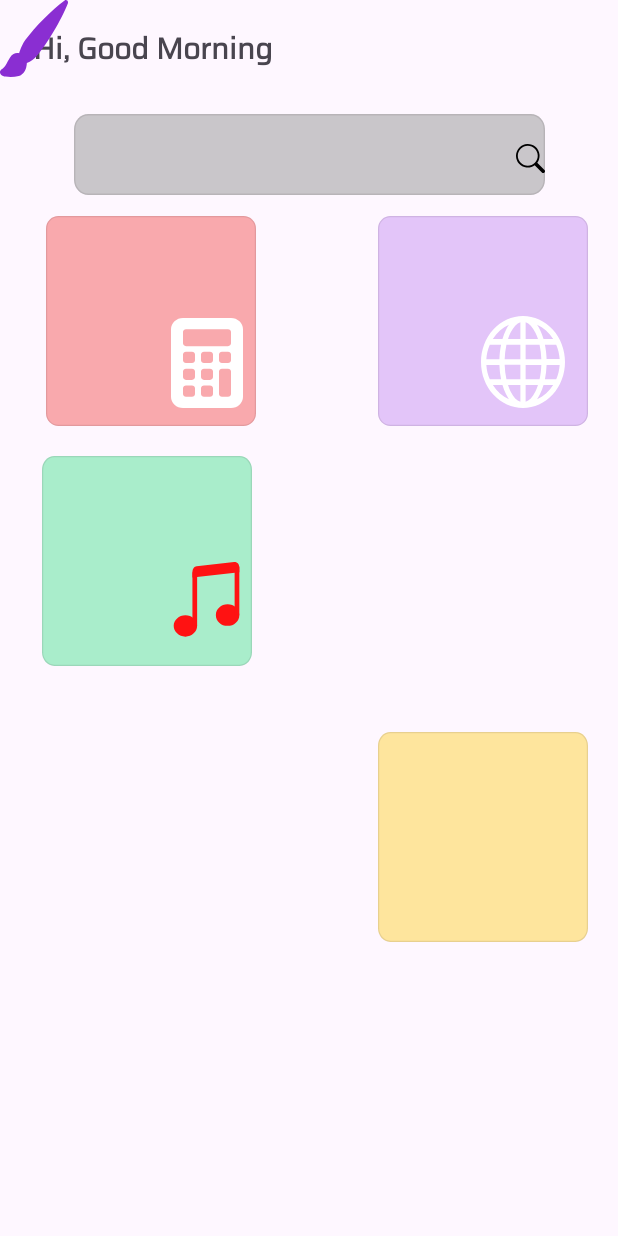
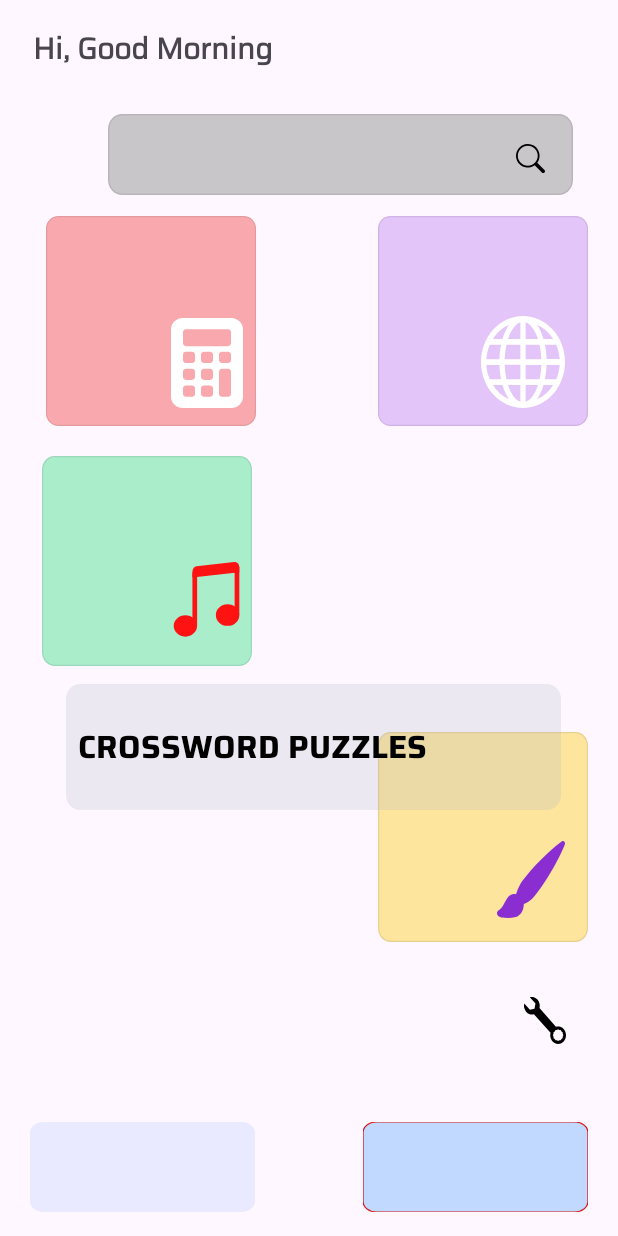
Before and after one commit to KhanhLinh2803/64131172_AndroidProgramming, an Android app: the HomePage screen opened directly, with no data from a screen before it, on a phone screen of 412 x 824 dp. Run offline under Robolectric (Android 15) with nearby library versions, the phone set to English and light mode, and no system bars.

Commit message:
xong khung

```diff
--- /dev/null
+++ b/LT_Figma/app/src/main/res/drawable/bgkhung1.xml
@@ -0,0 +1,15 @@
+<vector xmlns:android="http://schemas.android.com/apk/res/android"
+    android:width="169dp"
+    android:height="84dp"
+    android:viewportWidth="169"
+    android:viewportHeight="84">
+    <group>
+        <path
+            android:fillColor="#3D0074FF"
+            android:pathData="M0 10c0-5.52 4.48-10 10-10h149c5.52 0 10 4.48 10 10v64c0 5.52-4.48 10-10 10h-149c-5.52 0-10-4.48-10-10z"/>
+        <path
+            android:strokeColor="#FFD71717"
+            android:strokeWidth="1"
+            android:pathData="M0 10c0-5.52 4.48-10 10-10h149c5.52 0 10 4.48 10 10v64c0 5.52-4.48 10-10 10h-149c-5.52 0-10-4.48-10-10z"/>
+    </group>
+</vector>
--- /dev/null
+++ b/LT_Figma/app/src/main/res/drawable/bgkhung2.xml
@@ -0,0 +1,9 @@
+<vector xmlns:android="http://schemas.android.com/apk/res/android"
+    android:width="169dp"
+    android:height="84dp"
+    android:viewportWidth="169"
+    android:viewportHeight="84">
+    <path
+        android:fillColor="#FFE9E9FF"
+        android:pathData="M0 10c0-5.52 4.48-10 10-10h149c5.52 0 10 4.48 10 10v64c0 5.52-4.48 10-10 10h-149c-5.52 0-10-4.48-10-10z"/>
+</vector>
--- /dev/null
+++ b/LT_Figma/app/src/main/res/drawable/bgkhung3.xml
@@ -0,0 +1,9 @@
+<vector xmlns:android="http://schemas.android.com/apk/res/android"
+    android:width="356dp"
+    android:height="84dp"
+    android:viewportWidth="356"
+    android:viewportHeight="84">
+    <path
+        android:fillColor="#3DAFB9C5"
+        android:pathData="M0 10c0-5.52 4.48-10 10-10h336c5.52 0 10 4.48 10 10v64c0 5.52-4.48 10-10 10h-336c-5.52 0-10-4.48-10-10z"/>
+</vector>
--- /dev/null
+++ b/LT_Figma/app/src/main/res/drawable/imgkhung3.xml
@@ -0,0 +1,11 @@
+<vector xmlns:android="http://schemas.android.com/apk/res/android"
+    android:width="28dp"
+    android:height="31dp"
+    android:viewportWidth="28"
+    android:viewportHeight="31">
+    <group>
+        <path
+            android:fillColor="#FF000000"
+            android:pathData="M0.18 4.3c-0.24 1-0.24 2.03 0 3.02C0.42 8.3 0.9 9.2 1.54 9.92c0.66 0.72 1.47 1.24 2.36 1.5 0.89 0.27 1.82 0.27 2.71 0l11.1 12.12c-0.23 0.87-0.27 1.78-0.13 2.67 0.15 0.9 0.48 1.73 0.96 2.46 0.5 0.72 1.13 1.3 1.86 1.71 0.73 0.4 1.53 0.62 2.35 0.62 0.75 0 1.5-0.18 2.18-0.53 0.68-0.35 1.3-0.85 1.78-1.48 0.5-0.63 0.86-1.37 1.07-2.17 0.21-0.8 0.27-1.64 0.16-2.47-0.1-0.82-0.38-1.6-0.78-2.3-0.41-0.71-0.95-1.3-1.58-1.75-0.64-0.45-1.35-0.75-2.1-0.87-0.74-0.11-1.5-0.05-2.22 0.18L10.32 7.33c0.24-0.99 0.24-2.03 0-3.01-0.24-1-0.7-1.9-1.36-2.61C8.31 0.98 7.5 0.46 6.61 0.2c-0.9-0.27-1.83-0.27-2.72 0l3.75 4.14L7 7.75l-3.07 0.7-3.75-4.14Zm23.4 17.48l0.92 0.05 0.5 0.86 0.78 0.56 0.05 1.02 0.42 0.92-0.42 0.91-0.05 1.02L25 27.68l-0.5 0.86-0.93 0.05-0.82 0.47-0.82-0.47L21 28.54l-0.5-0.86-0.78-0.55-0.05-1.03-0.42-0.91 0.42-0.92 0.05-1.02 0.78-0.56 0.5-0.86 0.93-0.05 0.82-0.47 0.82 0.47Z"/>
+    </group>
+</vector>
--- a/LT_Figma/app/src/main/res/layout/activity_home_page.xml
+++ b/LT_Figma/app/src/main/res/layout/activity_home_page.xml
@@ -23,20 +23,22 @@
 
     <!-- Biểu tượng kính lúp -->
 
+
     <EditText
         android:id="@+id/etSearch"
-        android:layout_width="314dp"
+        android:layout_width="310dp"
         android:layout_height="54dp"
         android:layout_marginTop="76dp"
+        android:layout_marginRight="30dp"
         android:layout_weight="1"
         android:background="@drawable/bgtimkiem"
         android:padding="8dp"
         android:singleLine="true"
         android:textSize="16sp"
         app:layout_constraintEnd_toEndOf="parent"
+        app:layout_constraintHorizontal_bias="1.0"
         app:layout_constraintStart_toStartOf="parent"
         app:layout_constraintTop_toTopOf="parent" />
-
 
     <ImageView
         android:id="@+id/imageView2"
@@ -130,8 +132,63 @@
         android:id="@+id/imageView11"
         android:layout_width="wrap_content"
         android:layout_height="wrap_content"
-        app:srcCompat="@drawable/imgpain"
-        tools:layout_editor_absoluteX="285dp"
-        tools:layout_editor_absoluteY="381dp" />
+        android:layout_marginBottom="212dp"
+        app:layout_constraintBottom_toBottomOf="parent"
+        app:layout_constraintEnd_toEndOf="parent"
+        app:layout_constraintHorizontal_bias="0.904"
+        app:layout_constraintStart_toStartOf="parent"
+        app:srcCompat="@drawable/imgpain" />
+
+    <EditText
+        android:id="@+id/search2"
+        android:layout_width="330dp"
+        android:layout_height="84dp"
+        android:layout_marginTop="456dp"
+        android:layout_weight="1"
+        android:background="@drawable/bgkhung3"
+        android:fontFamily="@font/saira_bold"
+        android:padding="8dp"
+        android:singleLine="true"
+        android:text="CROSSWORD PUZZLES"
+        android:textColor="@color/dennhat"
+        android:textSize="21dp"
+        android:textStyle="bold"
+        app:layout_constraintEnd_toEndOf="parent"
+        app:layout_constraintHorizontal_bias="0.533"
+        app:layout_constraintStart_toStartOf="parent"
+        app:layout_constraintTop_toTopOf="parent" />
+
+    <ImageView
+        android:id="@+id/imageView12"
+        android:layout_width="wrap_content"
+        android:layout_height="wrap_content"
+        android:layout_marginBottom="128dp"
+        app:layout_constraintBottom_toBottomOf="parent"
+        app:layout_constraintEnd_toEndOf="parent"
+        app:layout_constraintHorizontal_bias="0.909"
+        app:layout_constraintStart_toStartOf="parent"
+        app:srcCompat="@drawable/imgkhung3" />
+
+    <View
+        android:id="@+id/view5"
+        android:layout_width="150dp"
+        android:layout_height="60dp"
+        android:layout_marginBottom="16dp"
+        android:background="@drawable/bgkhung2"
+        app:layout_constraintBottom_toBottomOf="parent"
+        app:layout_constraintEnd_toEndOf="parent"
+        app:layout_constraintHorizontal_bias="0.076"
+        app:layout_constraintStart_toStartOf="parent" />
+
+    <View
+        android:id="@+id/view6"
+        android:layout_width="150dp"
+        android:layout_height="60dp"
+        android:layout_marginBottom="16dp"
+        android:background="@drawable/bgkhung1"
+        app:layout_constraintBottom_toBottomOf="parent"
+        app:layout_constraintEnd_toEndOf="parent"
+        app:layout_constraintHorizontal_bias="0.923"
+        app:layout_constraintStart_toStartOf="parent" />
 
 </androidx.constraintlayout.widget.ConstraintLayout>
```
